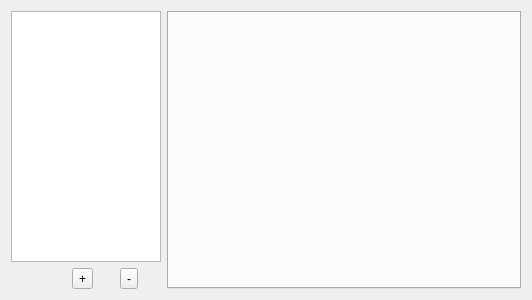
Above: source/filteroption.ui from seasea128/SpecTech before the change. Below: the same form after it.
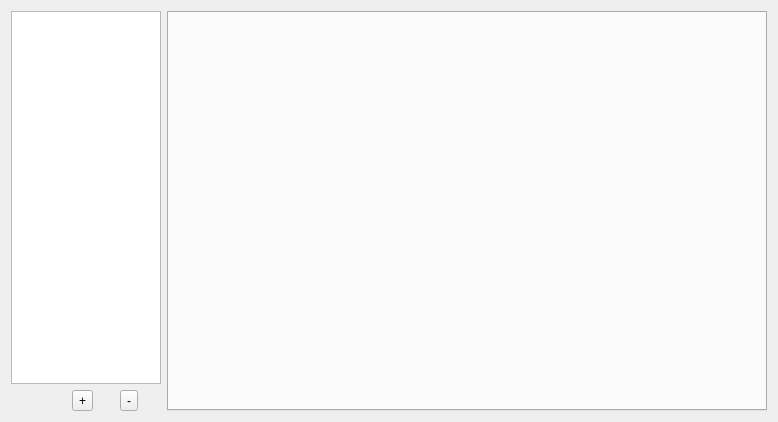
That is the form after the change.

Patch:
```diff
--- a/source/filteroption.ui
+++ b/source/filteroption.ui
@@ -84,8 +84,8 @@
     <widget class="QTabWidget" name="tabWidget">
      <property name="minimumSize">
       <size>
-       <width>250</width>
-       <height>0</height>
+       <width>600</width>
+       <height>400</height>
       </size>
      </property>
     </widget>
```
